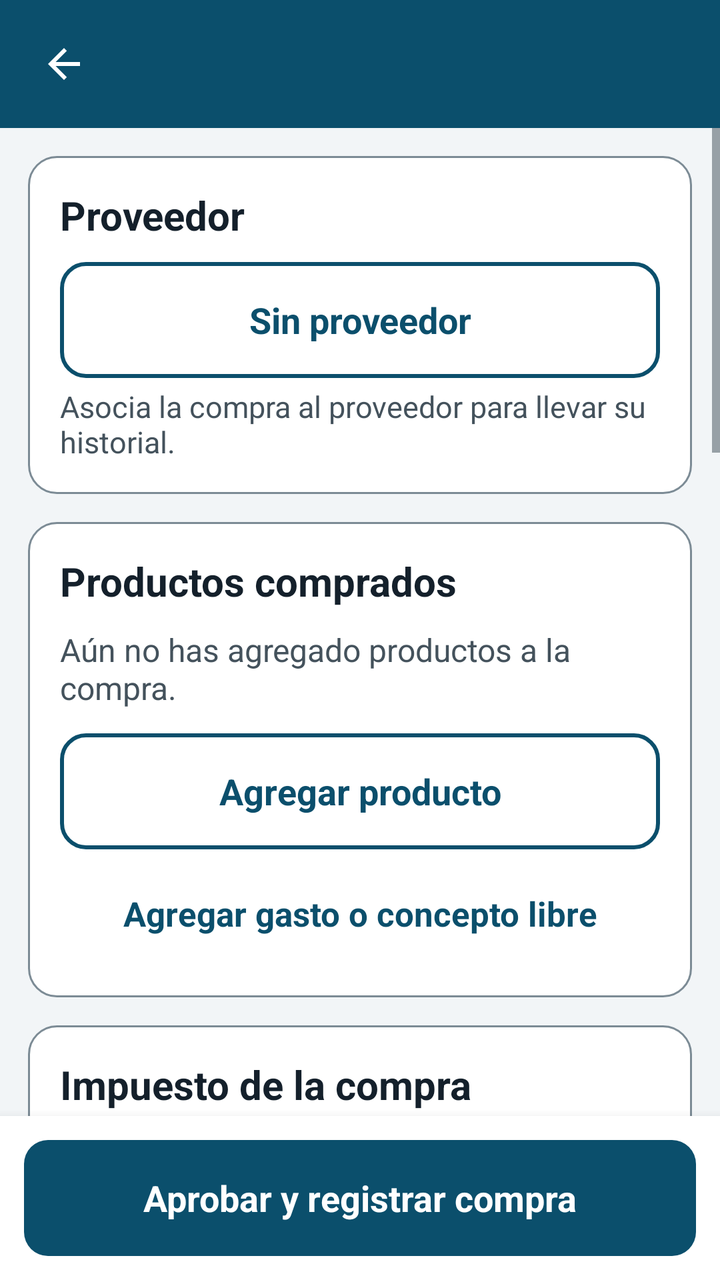
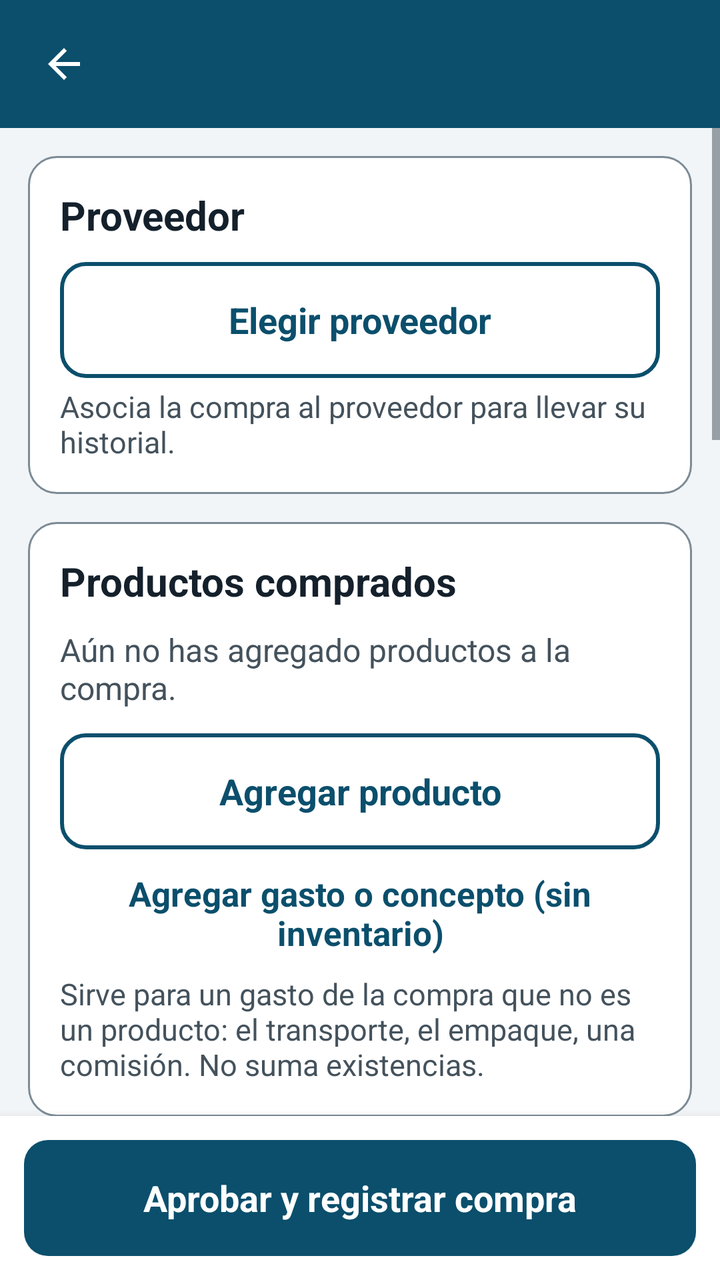

An Android layout rendered at two revisions. The XML below is the earlier revision; the diff shows what the commit changed to produce the second picture.
<!-- AndroidManifest.xml: application theme Tema -->
<!-- res/layout/activity_compra.xml -->
<?xml version="1.0" encoding="utf-8"?>
<LinearLayout xmlns:android="http://schemas.android.com/apk/res/android"
    android:layout_width="match_parent"
    android:layout_height="match_parent"
    android:orientation="vertical"
    android:background="@color/fondo">

    <include layout="@layout/barra_superior" />

    <ScrollView
android:id="@+id/scrollForm"
        android:layout_width="match_parent"
        android:layout_height="0dp"
        android:layout_weight="1"
        android:fillViewport="true">

        <LinearLayout
            android:layout_width="match_parent"
            android:layout_height="wrap_content"
            android:orientation="vertical"
            android:paddingLeft="14dp"
            android:paddingRight="14dp"
            android:paddingTop="14dp"
            android:paddingBottom="22dp">

            <LinearLayout
                style="@style/Tarjeta"
                android:layout_width="match_parent"
                android:layout_height="wrap_content">

                <TextView
                    style="@style/TituloSeccion"
                    android:layout_width="match_parent"
                    android:layout_height="wrap_content"
                    android:text="Proveedor" />

                <Button
                    android:id="@+id/btnProveedor"
                    style="@style/BotonSecundario"
                    android:layout_width="match_parent"
                    android:layout_height="wrap_content"
                    android:text="Sin proveedor" />

                <TextView
                    style="@style/Ayuda"
                    android:layout_width="match_parent"
                    android:layout_height="wrap_content"
                    android:text="Asocia la compra al proveedor para llevar su historial." />
            </LinearLayout>

            <LinearLayout
                style="@style/Tarjeta"
                android:layout_width="match_parent"
                android:layout_height="wrap_content">

                <TextView
                    style="@style/TituloSeccion"
                    android:layout_width="match_parent"
                    android:layout_height="wrap_content"
                    android:text="Productos comprados" />

                <TextView
                    android:id="@+id/txtVacioItems"
                    android:layout_width="match_parent"
                    android:layout_height="wrap_content"
                    android:text="Aún no has agregado productos a la compra."
                    android:textColor="@color/texto_secundario"
                    android:textSize="16sp" />

                <LinearLayout
                    android:id="@+id/containerItems"
                    android:layout_width="match_parent"
                    android:layout_height="wrap_content"
                    android:orientation="vertical" />

                <Button
                    android:id="@+id/btnAgregarProducto"
                    style="@style/BotonSecundario"
                    android:layout_width="match_parent"
                    android:layout_height="wrap_content"
                    android:layout_marginTop="12dp"
                    android:text="Agregar producto" />

                <Button
                    android:id="@+id/btnConcepto"
                    style="@style/BotonTexto"
                    android:layout_width="match_parent"
                    android:layout_height="wrap_content"
                    android:layout_marginTop="6dp"
                    android:text="Agregar gasto o concepto libre" />
            </LinearLayout>

            <LinearLayout
                style="@style/Tarjeta"
                android:layout_width="match_parent"
                android:layout_height="wrap_content">

                <TextView
                    style="@style/TituloSeccion"
                    android:layout_width="match_parent"
                    android:layout_height="wrap_content"
                    android:text="Impuesto de la compra" />

                <Switch
                    android:id="@+id/swImpuesto"
                    android:layout_width="match_parent"
                    android:layout_height="wrap_content"
                    android:minHeight="56dp"
                    android:text="La compra incluye impuesto"
                    android:textColor="@color/texto"
                    android:textSize="18sp" />

                <TextView
                    style="@style/Etiqueta"
                    android:layout_width="match_parent"
                    android:layout_height="wrap_content"
                    android:labelFor="@+id/etImpuesto"
                    android:text="Porcentaje de impuesto" />

                <EditText
                    android:id="@+id/etImpuesto"
                    style="@style/Campo"
                    android:layout_width="match_parent"
                    android:layout_height="wrap_content"
                    android:hint="19"
                    android:inputType="numberDecimal"
                    android:maxLength="5" />
            </LinearLayout>

            <LinearLayout
                style="@style/Tarjeta"
                android:layout_width="match_parent"
                android:layout_height="wrap_content">

                <TextView
                    style="@style/TituloSeccion"
                    android:layout_width="match_parent"
                    android:layout_height="wrap_content"
                    android:labelFor="@+id/spForma"
                    android:text="Forma de pago" />

                <Spinner
                    android:id="@+id/spForma"
                    android:layout_width="match_parent"
                    android:layout_height="56dp"
                    android:background="@drawable/fondo_campo"
                    android:paddingLeft="14dp"
                    android:paddingRight="14dp"
                    android:minHeight="56dp" />
            </LinearLayout>

            <LinearLayout
                style="@style/Tarjeta"
                android:layout_width="match_parent"
                android:layout_height="wrap_content">

                <TextView
                    style="@style/TituloSeccion"
                    android:layout_width="match_parent"
                    android:layout_height="wrap_content"
                    android:labelFor="@+id/etNotas"
                    android:text="Notas de la compra" />

                <EditText
                    android:id="@+id/etNotas"
                    style="@style/CampoMultilinea"
                    android:layout_width="match_parent"
                    android:layout_height="wrap_content"
                    android:hint="Ej.: factura 1234, entrega pendiente, observaciones…"
                    android:inputType="textCapSentences|textMultiLine" />
            </LinearLayout>

            <LinearLayout
                style="@style/Tarjeta"
                android:layout_width="match_parent"
                android:layout_height="wrap_content">

                <TextView
                    style="@style/TituloSeccion"
                    android:layout_width="match_parent"
                    android:layout_height="wrap_content"
                    android:text="Foto o documento de la compra" />

                <TextView
                    style="@style/Ayuda"
                    android:layout_width="match_parent"
                    android:layout_height="wrap_content"
                    android:text="Adjunta la factura o el comprobante del proveedor. Es opcional." />

                <Button
                    android:id="@+id/btnFoto"
                    style="@style/BotonSecundario"
                    android:layout_width="match_parent"
                    android:layout_height="wrap_content"
                    android:layout_marginTop="12dp"
                    android:text="Tomar foto de la factura" />

                <Button
                    android:id="@+id/btnArchivo"
                    style="@style/BotonSecundario"
                    android:layout_width="match_parent"
                    android:layout_height="wrap_content"
                    android:layout_marginTop="8dp"
                    android:text="Elegir archivo o documento" />

                <LinearLayout
                    android:id="@+id/containerAdjuntos"
                    android:layout_width="match_parent"
                    android:layout_height="wrap_content"
                    android:layout_marginTop="8dp"
                    android:orientation="vertical" />
            </LinearLayout>

            <LinearLayout
                style="@style/Tarjeta"
                android:layout_width="match_parent"
                android:layout_height="wrap_content">

                <TextView
                    style="@style/TituloSeccion"
                    android:layout_width="match_parent"
                    android:layout_height="wrap_content"
                    android:text="Resumen de la compra" />

                <LinearLayout
                    android:layout_width="match_parent"
                    android:layout_height="wrap_content"
                    android:orientation="horizontal"
                    android:paddingTop="4dp"
                    android:paddingBottom="4dp">

                    <TextView
                        android:layout_width="0dp"
                        android:layout_height="wrap_content"
                        android:layout_weight="1"
                        android:text="Subtotal"
                        android:textColor="@color/texto_secundario"
                        android:textSize="16sp" />

                    <TextView
                        android:id="@+id/txtSubtotal"
                        android:layout_width="wrap_content"
                        android:layout_height="wrap_content"
                        android:text="$ 0"
                        android:textColor="@color/texto"
                        android:textSize="18sp"
                        android:textStyle="bold" />
                </LinearLayout>

                <LinearLayout
                    android:layout_width="match_parent"
                    android:layout_height="wrap_content"
                    android:orientation="horizontal"
                    android:paddingTop="4dp"
                    android:paddingBottom="4dp">

                    <TextView
                        android:id="@+id/lblImpuesto"
                        android:layout_width="0dp"
                        android:layout_height="wrap_content"
                        android:layout_weight="1"
                        android:text="Impuesto (no incluido)"
                        android:textColor="@color/texto_secundario"
                        android:textSize="16sp" />

                    <TextView
                        android:id="@+id/txtImpuesto"
                        android:layout_width="wrap_content"
                        android:layout_height="wrap_content"
                        android:text="$ 0"
                        android:textColor="@color/texto"
                        android:textSize="18sp"
                        android:textStyle="bold" />
                </LinearLayout>

                <View
                    style="@style/Separador"
                    android:layout_width="match_parent"
                    android:layout_height="1dp" />

                <LinearLayout
                    android:layout_width="match_parent"
                    android:layout_height="wrap_content"
                    android:orientation="horizontal"
                    android:gravity="center_vertical">

                    <TextView
                        android:layout_width="0dp"
                        android:layout_height="wrap_content"
                        android:layout_weight="1"
                        android:text="Total de la compra"
                        android:textColor="@color/texto"
                        android:textSize="20sp"
                        android:textStyle="bold" />

                    <TextView
                        android:id="@+id/txtTotal"
                        android:layout_width="wrap_content"
                        android:layout_height="wrap_content"
                        android:text="$ 0"
                        android:textColor="@color/primario"
                        android:textSize="30sp"
                        android:textStyle="bold" />
                </LinearLayout>
            </LinearLayout>
        </LinearLayout>
    </ScrollView>

    <LinearLayout
        android:layout_width="match_parent"
        android:layout_height="wrap_content"
        android:background="@color/superficie"
        android:elevation="8dp"
        android:padding="12dp">

        <Button
            android:id="@+id/btnAprobar"
            style="@style/BotonPrimario"
            android:layout_width="match_parent"
            android:layout_height="wrap_content"
            android:text="Aprobar y registrar compra" />
    </LinearLayout>
</LinearLayout>
<!-- res/layout/barra_superior.xml (included above) -->
<?xml version="1.0" encoding="utf-8"?>
<LinearLayout xmlns:android="http://schemas.android.com/apk/res/android"
    android:layout_width="match_parent"
    android:layout_height="wrap_content"
    android:orientation="horizontal"
    android:gravity="center_vertical"
    android:background="@color/primario"
    android:minHeight="64dp"
    android:paddingLeft="6dp"
    android:paddingRight="12dp"
    android:paddingTop="6dp"
    android:paddingBottom="6dp">

    <ImageButton
        android:id="@+id/btnAtras"
        android:layout_width="52dp"
        android:layout_height="52dp"
        android:background="?android:attr/selectableItemBackgroundBorderless"
        android:src="@drawable/ic_atras"
        android:tint="@color/blanco"
        android:contentDescription="@string/volver"
        android:scaleType="centerInside" />

    <TextView
        android:id="@+id/tituloBarra"
        android:layout_width="0dp"
        android:layout_height="wrap_content"
        android:layout_weight="1"
        android:layout_marginStart="4dp"
        android:textColor="@color/blanco"
        android:textSize="22sp"
        android:textStyle="bold"
        android:maxLines="2"
        android:ellipsize="end" />
</LinearLayout>
<!-- resources referenced by this layout -->
<resources>
  <color name="blanco">#FFFFFF</color>
  <color name="fondo">#F2F5F7</color>
  <color name="primario">#0B4F6C</color>
  <color name="superficie">#FFFFFF</color>
  <color name="texto">#14202B</color>
  <color name="texto_secundario">#44525C</color>
  <!-- drawable ic_atras (drawable) -->
  <?xml version="1.0" encoding="utf-8"?>
  <vector xmlns:android="http://schemas.android.com/apk/res/android"
      android:width="24dp" android:height="24dp"
      android:viewportWidth="24" android:viewportHeight="24">
      <path android:fillColor="#FF000000" android:pathData="M20,11H7.83l5.59,-5.59L12,4l-8,8 8,8 1.41,-1.41L7.83,13H20v-2z"/>
  </vector>
  <string name="volver">Volver</string>
  <style name="Ayuda">
          <item name="android:textSize">15sp</item>
          <item name="android:textColor">@color/texto_secundario</item>
          <item name="android:layout_marginTop">4dp</item>
      </style>
  <style name="BotonSecundario" parent="BotonPrimario">
          <item name="android:background">@drawable/boton_secundario</item>
          <item name="android:textColor">@color/primario</item>
      </style>
  <style name="CampoMultilinea" parent="Campo">
          <item name="android:singleLine">false</item>
          <item name="android:gravity">top|start</item>
          <item name="android:minHeight">96dp</item>
      </style>
  <style name="Etiqueta">
          <item name="android:textSize">16sp</item>
          <item name="android:textStyle">bold</item>
          <item name="android:textColor">@color/texto_secundario</item>
          <item name="android:layout_marginTop">14dp</item>
          <item name="android:layout_marginBottom">6dp</item>
      </style>
  <style name="Separador">
          <item name="android:layout_width">match_parent</item>
          <item name="android:layout_height">1dp</item>
          <item name="android:background">@color/borde</item>
          <item name="android:layout_marginTop">10dp</item>
          <item name="android:layout_marginBottom">10dp</item>
      </style>
  <style name="Tarjeta">
          <item name="android:background">@drawable/fondo_tarjeta</item>
          <item name="android:padding">16dp</item>
          <item name="android:layout_marginBottom">14dp</item>
          <item name="android:orientation">vertical</item>
      </style>
  <style name="TituloSeccion">
          <item name="android:textSize">20sp</item>
          <item name="android:textStyle">bold</item>
          <item name="android:textColor">@color/texto</item>
          <item name="android:layout_marginBottom">10dp</item>
      </style>
  <color name="borde">#7C8B95</color>
  <!-- drawable boton_texto (drawable) -->
  <?xml version="1.0" encoding="utf-8"?>
  <selector xmlns:android="http://schemas.android.com/apk/res/android">
      <item android:state_pressed="true"><shape><solid android:color="@color/primario_claro"/><corners android:radius="10dp"/></shape></item>
      <item><shape><solid android:color="#00000000"/><corners android:radius="10dp"/></shape></item>
  </selector>
  <!-- drawable fondo_tarjeta (drawable) -->
  <?xml version="1.0" encoding="utf-8"?>
  <shape xmlns:android="http://schemas.android.com/apk/res/android">
      <solid android:color="@color/superficie"/>
      <corners android:radius="14dp"/>
      <stroke android:width="1dp" android:color="@color/borde"/>
  </shape>
  <color name="primario_oscuro">#073A50</color>
  <color name="deshabilitado">#8A979F</color>
  <color name="gris_fondo">#E6EBEE</color>
  <color name="primario_claro">#DCEAF2</color>
  <!-- unchanged entries left out for length: 7 -->
</resources>

<!-- the commit's change to res/layout/activity_compra.xml (unified diff, before → after) -->
@@ -39,7 +39,7 @@ android:id="@+id/scrollForm"
                     style="@style/BotonSecundario"
                     android:layout_width="match_parent"
                     android:layout_height="wrap_content"
-                    android:text="Sin proveedor" />
+                    android:text="Elegir proveedor" />
 
                 <TextView
                     style="@style/Ayuda"
@@ -87,7 +87,13 @@ android:id="@+id/scrollForm"
                     android:layout_width="match_parent"
                     android:layout_height="wrap_content"
                     android:layout_marginTop="6dp"
-                    android:text="Agregar gasto o concepto libre" />
+                    android:text="Agregar gasto o concepto (sin inventario)" />
+
+                <TextView
+                    style="@style/Ayuda"
+                    android:layout_width="match_parent"
+                    android:layout_height="wrap_content"
+                    android:text="Sirve para un gasto de la compra que no es un producto: el transporte, el empaque, una comisión. No suma existencias." />
             </LinearLayout>
 
             <LinearLayout
